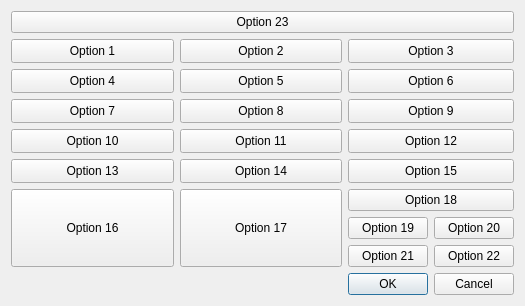
Before: the Qt Designer form Src/Window/iso7200options.ui in tobiasfalk/KiCAD-FreeCAD-TechDraw-Template-Generator, drawn with Qt 5.
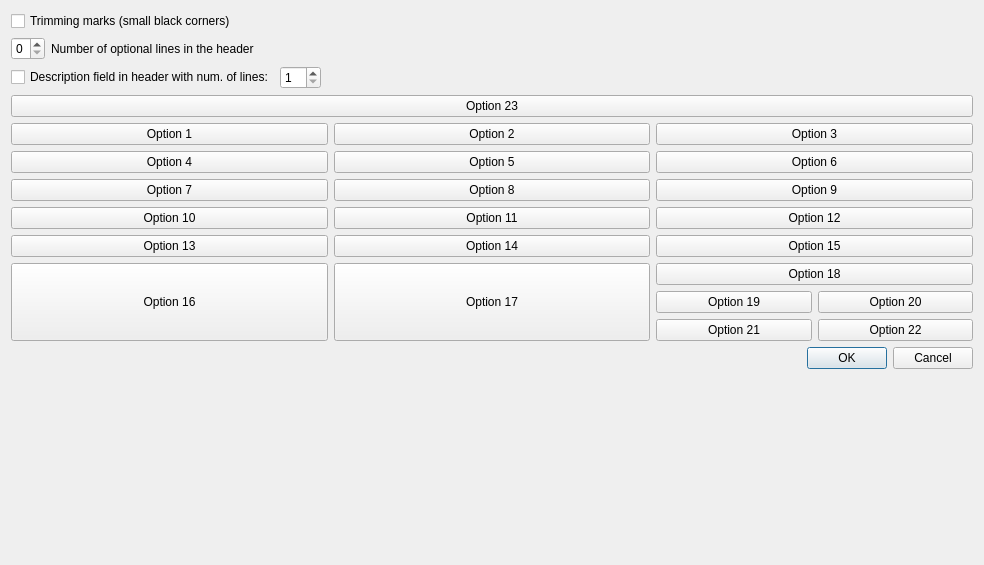
After: the same form once the commit is applied.

Commit message: moved titleblock options to sub window

The edit to the form file:
```diff
--- a/Src/Window/iso7200options.ui
+++ b/Src/Window/iso7200options.ui
@@ -6,14 +6,87 @@
    <rect>
     <x>0</x>
     <y>0</y>
-    <width>525</width>
-    <height>306</height>
+    <width>984</width>
+    <height>565</height>
    </rect>
   </property>
   <property name="windowTitle">
    <string>Dialog</string>
   </property>
   <layout class="QVBoxLayout" name="verticalLayout">
+   <item>
+    <layout class="QHBoxLayout" name="horizontalLayout">
+     <item>
+      <widget class="QCheckBox" name="trimmingMarksCheckBox">
+       <property name="text">
+        <string>Trimming marks (small black corners)</string>
+       </property>
+      </widget>
+     </item>
+    </layout>
+   </item>
+   <item>
+    <layout class="QHBoxLayout" name="horizontalLayout_3">
+     <item>
+      <widget class="QSpinBox" name="OptLinesSpinBox">
+       <property name="maximum">
+        <number>3</number>
+       </property>
+      </widget>
+     </item>
+     <item>
+      <widget class="QLabel" name="label">
+       <property name="text">
+        <string>Number of optional lines in the header</string>
+       </property>
+      </widget>
+     </item>
+     <item>
+      <spacer name="horizontalSpacer">
+       <property name="orientation">
+        <enum>Qt::Horizontal</enum>
+       </property>
+       <property name="sizeHint" stdset="0">
+        <size>
+         <width>40</width>
+         <height>20</height>
+        </size>
+       </property>
+      </spacer>
+     </item>
+    </layout>
+   </item>
+   <item>
+    <layout class="QHBoxLayout" name="horizontalLayout_4">
+     <item>
+      <widget class="QCheckBox" name="DescriptionCheckBox">
+       <property name="text">
+        <string>Description field in header with num. of lines:</string>
+       </property>
+      </widget>
+     </item>
+     <item>
+      <widget class="QSpinBox" name="DescriptionSpinBox">
+       <property name="minimum">
+        <number>1</number>
+       </property>
+      </widget>
+     </item>
+     <item>
+      <spacer name="horizontalSpacer_2">
+       <property name="orientation">
+        <enum>Qt::Horizontal</enum>
+       </property>
+       <property name="sizeHint" stdset="0">
+        <size>
+         <width>40</width>
+         <height>20</height>
+        </size>
+       </property>
+      </spacer>
+     </item>
+    </layout>
+   </item>
    <item>
     <widget class="QPushButton" name="opt23PushButton">
      <property name="text">
@@ -329,6 +402,19 @@
      </property>
     </widget>
    </item>
+   <item>
+    <spacer name="verticalSpacer">
+     <property name="orientation">
+      <enum>Qt::Vertical</enum>
+     </property>
+     <property name="sizeHint" stdset="0">
+      <size>
+       <width>20</width>
+       <height>40</height>
+      </size>
+     </property>
+    </spacer>
+   </item>
   </layout>
  </widget>
  <resources/>
```
The commit also changes 4 other files.
